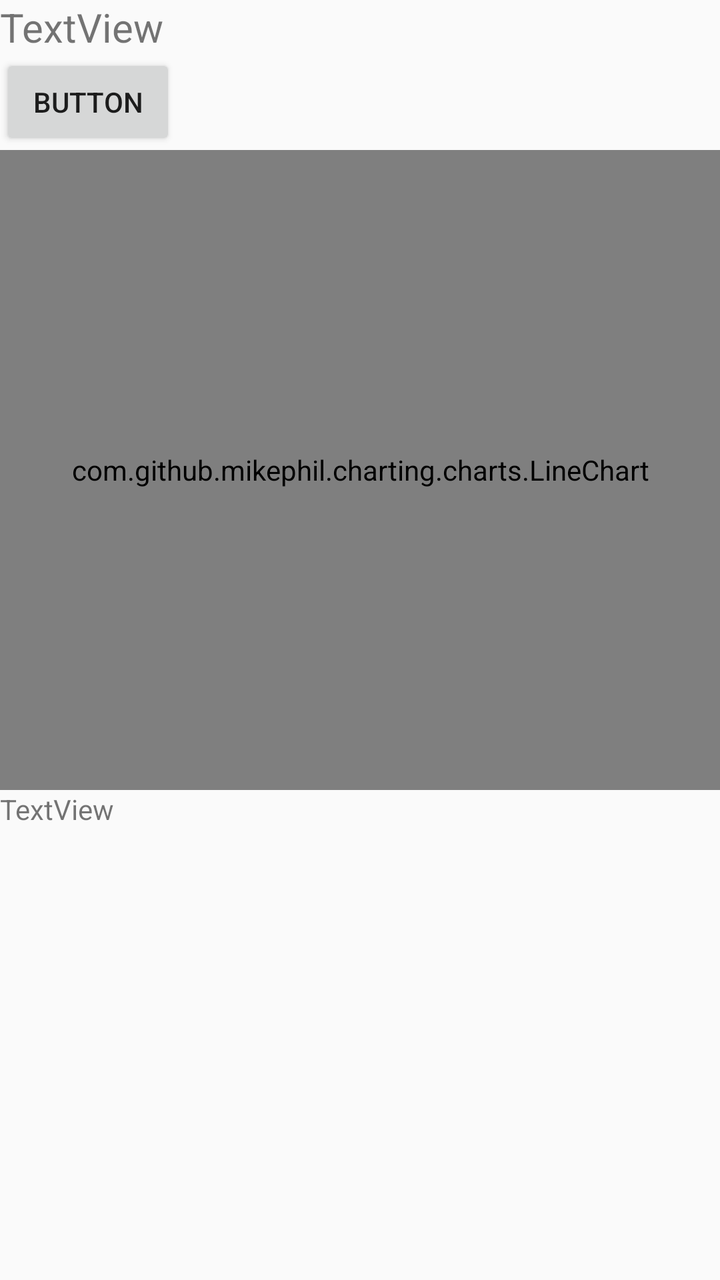
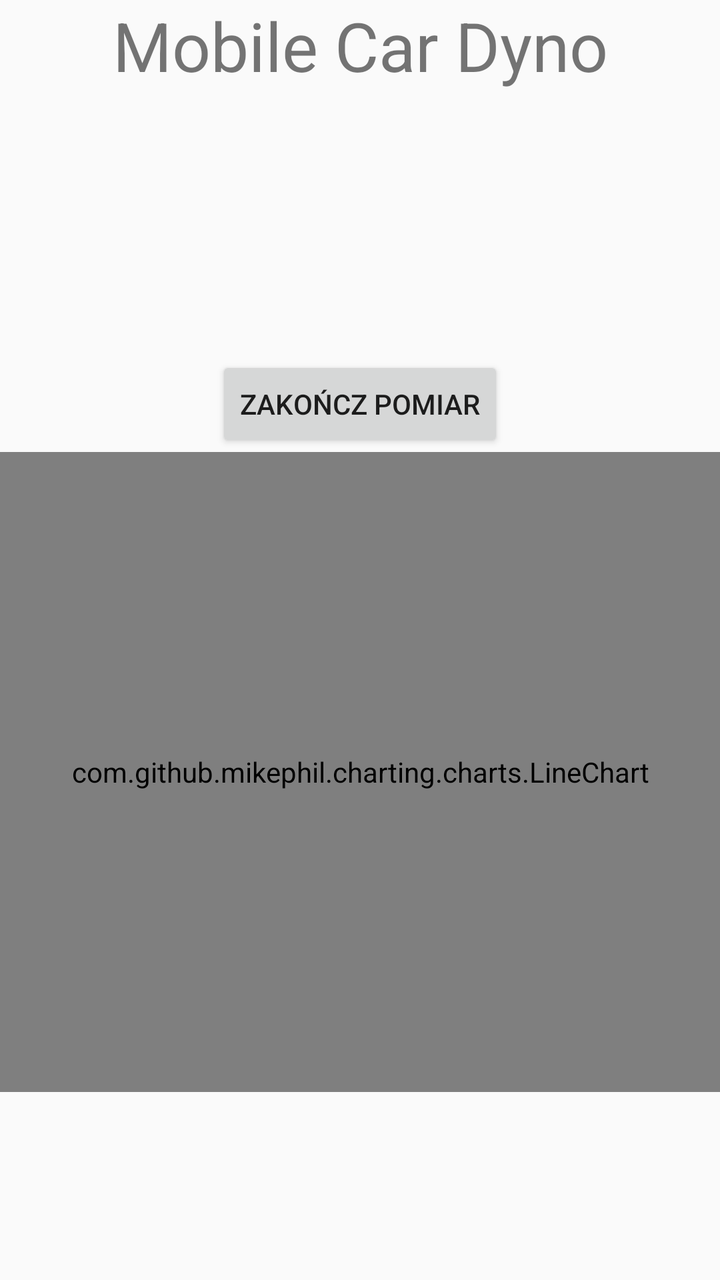

Before-and-after screenshots of an Android layout around one commit, followed by the original layout XML and the change that was made.
<!-- AndroidManifest.xml: activity theme Theme.MobileCarDyno -->
<!-- res/layout/activity_measurement.xml -->
<?xml version="1.0" encoding="utf-8"?>
<androidx.constraintlayout.widget.ConstraintLayout xmlns:android="http://schemas.android.com/apk/res/android"
    xmlns:app="http://schemas.android.com/apk/res-auto"
    xmlns:tools="http://schemas.android.com/tools"
    android:layout_width="match_parent"
    android:layout_height="match_parent">

    <TextView
        android:id="@+id/textView2"
        android:layout_width="wrap_content"
        android:layout_height="wrap_content"
        android:text="TextView"
        android:textSize="20sp"
        tools:ignore="MissingConstraints"
        tools:layout_editor_absoluteX="0dp"
        tools:layout_editor_absoluteY="-1dp" />

    <Button
        android:id="@+id/button4"
        android:layout_width="wrap_content"
        android:layout_height="wrap_content"
        android:text="Button"
        app:layout_constraintTop_toBottomOf="@+id/textView2"
        tools:ignore="MissingConstraints"
        tools:layout_editor_absoluteX="0dp" />

    <com.github.mikephil.charting.charts.LineChart
        android:id="@+id/lineChart"
        android:layout_width="match_parent"
        android:layout_height="320dp"
        app:layout_constraintTop_toBottomOf="@+id/button4" />

    <TextView
        android:id="@+id/textViewMaxValues"
        android:layout_width="wrap_content"
        android:layout_height="wrap_content"
        android:text="TextView"
        app:layout_constraintTop_toBottomOf="@+id/lineChart"
        tools:layout_editor_absoluteX="0dp"
        tools:ignore="MissingConstraints" />
</androidx.constraintlayout.widget.ConstraintLayout>
<!-- resources referenced by this layout -->
<resources>
  <style name="Theme.MobileCarDyno" parent="android:Theme.Material.Light.NoActionBar" />
</resources>

<!-- the commit's change to res/layout/activity_measurement.xml (unified diff, before → after) -->
@@ -3,39 +3,46 @@
     xmlns:app="http://schemas.android.com/apk/res-auto"
     xmlns:tools="http://schemas.android.com/tools"
     android:layout_width="match_parent"
-    android:layout_height="match_parent">
+    android:layout_height="match_parent"
+    android:fitsSystemWindows="true">
 
     <TextView
-        android:id="@+id/textView2"
-        android:layout_width="wrap_content"
-        android:layout_height="wrap_content"
-        android:text="TextView"
-        android:textSize="20sp"
-        tools:ignore="MissingConstraints"
-        tools:layout_editor_absoluteX="0dp"
-        tools:layout_editor_absoluteY="-1dp" />
+        android:id="@+id/titleActivityMeasurement"
+        android:layout_width="match_parent"
+        android:layout_height="50dp"
+        android:text="@string/app_name"
+        android:textAlignment="center"
+        android:textSize="34sp"
+        app:layout_constraintStart_toStartOf="parent"
+        app:layout_constraintTop_toTopOf="parent" />
 
     <Button
         android:id="@+id/button4"
         android:layout_width="wrap_content"
         android:layout_height="wrap_content"
-        android:text="Button"
-        app:layout_constraintTop_toBottomOf="@+id/textView2"
-        tools:ignore="MissingConstraints"
-        tools:layout_editor_absoluteX="0dp" />
+        android:layout_marginTop="128dp"
+        android:text="Zakończ pomiar"
+        app:layout_constraintEnd_toEndOf="parent"
+        app:layout_constraintStart_toStartOf="parent"
+        app:layout_constraintTop_toBottomOf="@+id/titleActivityMeasurement" />
 
     <com.github.mikephil.charting.charts.LineChart
         android:id="@+id/lineChart"
         android:layout_width="match_parent"
         android:layout_height="320dp"
-        app:layout_constraintTop_toBottomOf="@+id/button4" />
+        app:layout_constraintTop_toBottomOf="@+id/button4"
+        app:layout_constraintEnd_toEndOf="parent"
+        app:layout_constraintStart_toStartOf="parent"
+        android:fitsSystemWindows="true"/>
 
     <TextView
         android:id="@+id/textViewMaxValues"
         android:layout_width="wrap_content"
         android:layout_height="wrap_content"
-        android:text="TextView"
+        android:text=""
         app:layout_constraintTop_toBottomOf="@+id/lineChart"
-        tools:layout_editor_absoluteX="0dp"
-        tools:ignore="MissingConstraints" />
+        app:layout_constraintEnd_toEndOf="parent"
+        app:layout_constraintStart_toStartOf="parent" />
+
+    
 </androidx.constraintlayout.widget.ConstraintLayout>
<!-- resource entries referenced after the edit -->
@@ -1,5 +1,6 @@
 <!-- resources referenced by this layout -->
 <resources>
+  <string name="app_name">Mobile Car Dyno</string>
   <style name="Theme.MobileCarDyno" parent="android:Theme.Material.Light.NoActionBar" />
 </resources>
 
